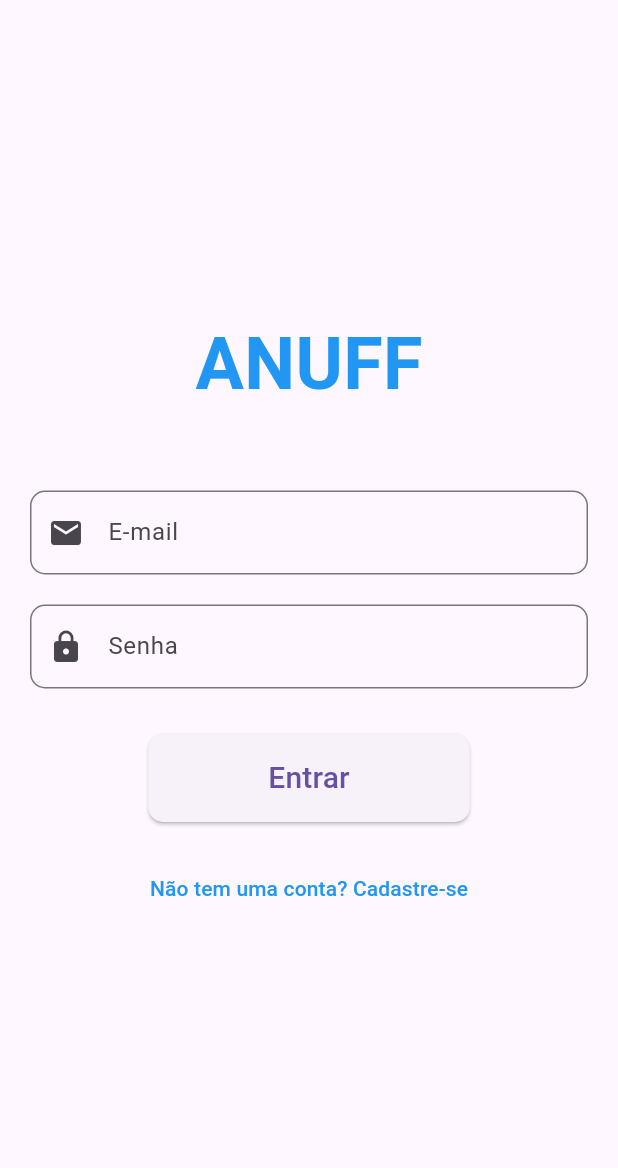
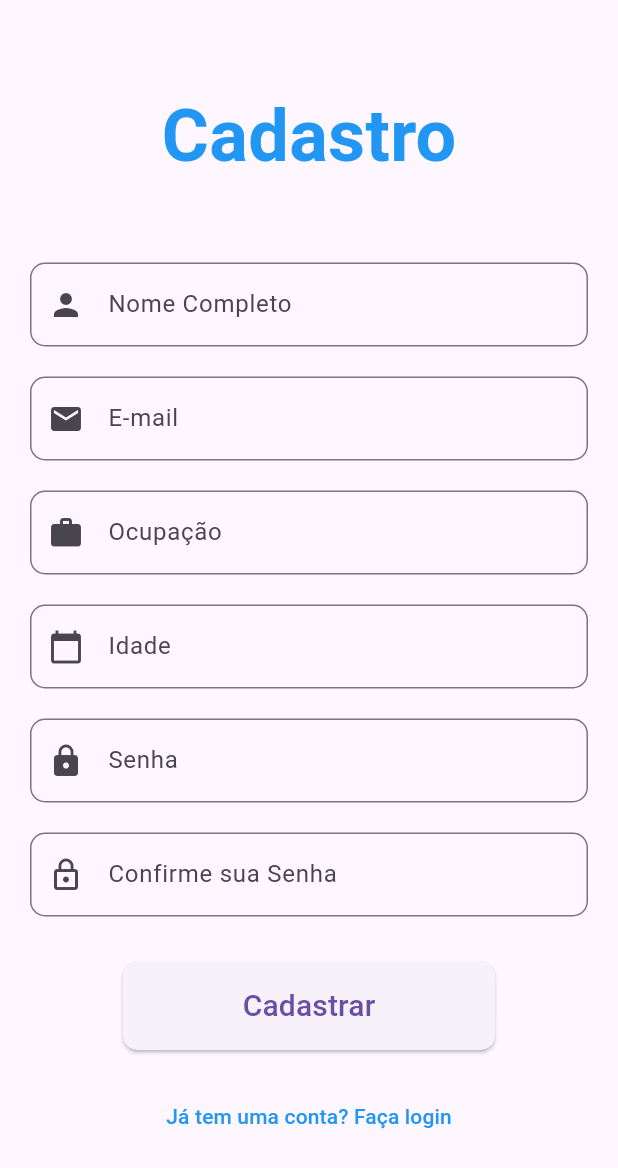
Before and after one commit to ANUFF-UFF/front-end, a Flutter app: the screen it shows after launch, after a tap on "Não tem uma conta? Cadastre-se", on a phone screen of 412 x 824 dp. Shown: the top 1168 px of the screen. Run offline on Flutter 3.47's test engine with Material 3 defaults, Android fonts, the phone set to English and light mode, and no system bars.

Commit message:
feat: criação da página de cadastro

```diff
--- a/demo_es/lib/login.dart
+++ b/demo_es/lib/login.dart
@@ -1,6 +1,6 @@
 import 'package:demo_es/home.dart';
 import 'package:flutter/material.dart';
-
+import 'package:demo_es/register.dart';
 
 class LoginScreen extends StatelessWidget {
   const LoginScreen({super.key});
@@ -73,7 +73,12 @@ class LoginScreen extends StatelessWidget {
               const SizedBox(height: 20),
               TextButton(
                 onPressed: () {
-                  // Ação de registrar
+                  Navigator.push(
+                    context,
+                    MaterialPageRoute(
+                      builder: (context) => const RegisterScreen(),
+                    ),
+                  );
                 },
                 child: const Text(
                   'Não tem uma conta? Cadastre-se',
--- /dev/null
+++ b/demo_es/lib/register.dart
@@ -0,0 +1,251 @@
+import 'package:flutter/material.dart';
+import 'package:http/http.dart' as http;
+import 'dart:convert';
+
+class RegisterScreen extends StatefulWidget {
+  const RegisterScreen({super.key});
+
+  @override
+  State<RegisterScreen> createState() => _RegisterScreenState();
+}
+
+class _RegisterScreenState extends State<RegisterScreen> {
+  final _formKey = GlobalKey<FormState>();
+
+  // Controladores dos campos
+  final TextEditingController _nameController = TextEditingController();
+  final TextEditingController _emailController = TextEditingController();
+  final TextEditingController _passwordController = TextEditingController();
+  final TextEditingController _confirmPasswordController = TextEditingController();
+  final TextEditingController _occupationController = TextEditingController();
+
+
+  void _register() async {
+    if (_formKey.currentState!.validate()) {
+      // Preparar os dados para envio
+      final data = {
+        'name': _nameController.text,
+        'email': _emailController.text,
+        'password': _passwordController.text,
+        'occupation': _occupationController.text,
+      };
+
+      try {
+        final response = await http.post(
+          Uri.parse('https://seu-backend.com/api/register'),
+          headers: {'Content-Type': 'application/json'},
+          body: json.encode(data),
+        );
+
+        if (response.statusCode == 200) {
+          // Cadastro com sucesso
+          ScaffoldMessenger.of(context).showSnackBar(
+            const SnackBar(content: Text('Cadastro realizado com sucesso!')),
+          );
+          Navigator.pop(context);
+        } else {
+          // Falha no cadastro
+          setState(() {
+          });
+        }
+      } catch (e) {
+        setState(() {
+        });
+      }
+    }
+  }
+
+  @override
+  Widget build(BuildContext context) {
+    return Scaffold(
+      body: Center(
+        child: Padding(
+          padding: const EdgeInsets.symmetric(horizontal: 20.0),
+          child: SingleChildScrollView(
+            child: Form(
+              key: _formKey,
+              child: Column(
+                mainAxisAlignment: MainAxisAlignment.center,
+                children: [
+                  const Text(
+                    'Cadastro',
+                    style: TextStyle(
+                      fontSize: 48,
+                      fontWeight: FontWeight.bold,
+                      color: Colors.blue,
+                    ),
+                  ),
+                  const SizedBox(height: 50),
+
+                  // Nome Completo
+                  SizedBox(
+                    width: 700,
+                    child: TextFormField(
+                      controller: _nameController,
+                      decoration: InputDecoration(
+                        labelText: 'Nome Completo',
+                        border: OutlineInputBorder(
+                          borderRadius: BorderRadius.circular(10.0),
+                        ),
+                        prefixIcon: const Icon(Icons.person),
+                      ),
+                      validator: (value) {
+                        if (value == null || value.isEmpty) {
+                          return 'O nome completo é obrigatório.';
+                        }
+                        return null;
+                      },
+                    ),
+                  ),
+                  const SizedBox(height: 20),
+
+                  // Email
+                  SizedBox(
+                    width: 700,
+                    child: TextFormField(
+                      controller: _emailController,
+                      decoration: InputDecoration(
+                        labelText: 'E-mail',
+                        border: OutlineInputBorder(
+                          borderRadius: BorderRadius.circular(10.0),
+                        ),
+                        prefixIcon: const Icon(Icons.email),
+                      ),
+                      validator: (value) {
+                        if (value == null || value.isEmpty) {
+                          return 'O e-mail é obrigatório.';
+                        }
+                        if (!RegExp(r'^[^@]+@[^@]+\.[^@]+').hasMatch(value)) {
+                          return 'Digite um e-mail válido.';
+                        }
+                        return null;
+                      },
+                    ),
+                  ),
+                  const SizedBox(height: 20),
+
+                  // Ocupação
+                  SizedBox(
+                    width: 700,
+                    child: TextFormField(
+                      controller: _occupationController,
+                      decoration: InputDecoration(
+                        labelText: 'Ocupação',
+                        border: OutlineInputBorder(
+                          borderRadius: BorderRadius.circular(10.0),
+                        ),
+                        prefixIcon: const Icon(Icons.work),
+                      ),
+                      validator: (value) {
+                        if (value == null || value.isEmpty) {
+                          return 'A ocupação é obrigatória.';
+                        }
+                        return null;
+                      },
+                    ),
+                  ),
+                  const SizedBox(height: 20),
+
+                  // Idade
+                  SizedBox(
+                    width: 700,
+                    child: TextField(
+                      keyboardType: TextInputType.number,
+                      decoration: InputDecoration(
+                        labelText: 'Idade',
+                        border: OutlineInputBorder(
+                          borderRadius: BorderRadius.circular(10.0),
+                        ),
+                        prefixIcon: const Icon(Icons.calendar_today),
+                      ),
+                    ),
+                  ),
+                  const SizedBox(height: 20),
+
+                  // Senha
+                  SizedBox(
+                    width: 700,
+                    child: TextFormField(
+                      controller: _passwordController,
+                      obscureText: true,
+                      decoration: InputDecoration(
+                        labelText: 'Senha',
+                        border: OutlineInputBorder(
+                          borderRadius: BorderRadius.circular(10.0),
+                        ),
+                        prefixIcon: const Icon(Icons.lock),
+                      ),
+                      validator: (value) {
+                        if (value == null || value.isEmpty) {
+                          return 'A senha é obrigatória.';
+                        }
+                        if (value.length < 6) {
+                          return 'A senha deve ter no mínimo 6 caracteres.';
+                        }
+                        return null;
+                      },
+                    ),
+                  ),
+                  const SizedBox(height: 20),
+
+                  // Confirmação de Senha
+                  SizedBox(
+                    width: 700,
+                    child: TextFormField(
+                      controller: _confirmPasswordController,
+                      obscureText: true,
+                      decoration: InputDecoration(
+                        labelText: 'Confirme sua Senha',
+                        border: OutlineInputBorder(
+                          borderRadius: BorderRadius.circular(10.0),
+                        ),
+                        prefixIcon: const Icon(Icons.lock_outline),
+                      ),
+                      validator: (value) {
+                        if (value == null || value.isEmpty) {
+                          return 'A confirmação de senha é obrigatória.';
+                        }
+                        if (value != _passwordController.text) {
+                          return 'As senhas não coincidem.';
+                        }
+                        return null;
+                      },
+                    ),
+                  ),
+                  const SizedBox(height: 30),
+
+                  // Botão de Cadastro
+                  ElevatedButton(
+                    onPressed: _register,
+                    style: ElevatedButton.styleFrom(
+                      padding: const EdgeInsets.symmetric(vertical: 15, horizontal: 80),
+                      shape: RoundedRectangleBorder(
+                        borderRadius: BorderRadius.circular(10),
+                      ),
+                    ),
+                    child: const Text(
+                      'Cadastrar',
+                      style: TextStyle(fontSize: 20),
+                    ),
+                  ),
+                  const SizedBox(height: 20),
+
+                  // Botão de Voltar para Login
+                  TextButton(
+                    onPressed: () {
+                      Navigator.pop(context);
+                    },
+                    child: const Text(
+                      'Já tem uma conta? Faça login',
+                      style: TextStyle(color: Colors.blue),
+                    ),
+                  ),
+                ],
+              ),
+            ),
+          ),
+        ),
+      ),
+    );
+  }
+}
--- a/demo_es/pubspec.yaml
+++ b/demo_es/pubspec.yaml
@@ -35,6 +35,7 @@ dependencies:
   # The following adds the Cupertino Icons font to your application.
   # Use with the CupertinoIcons class for iOS style icons.
   cupertino_icons: ^1.0.6
+  http: ^1.2.2
 
 dev_dependencies:
   flutter_test:
@@ -65,6 +66,8 @@ flutter:
     - images/celular.png
     - images/fisica.png
     - images/republica.png
+    - images/images.png
+
 
   # An image asset can refer to one or more resolution-specific "variants", see
   # https://flutter.dev/assets-and-images/#resolution-aware
```
Also changed, not shown: demo_es/images/images.png (added), demo_es/pubspec.lock.
